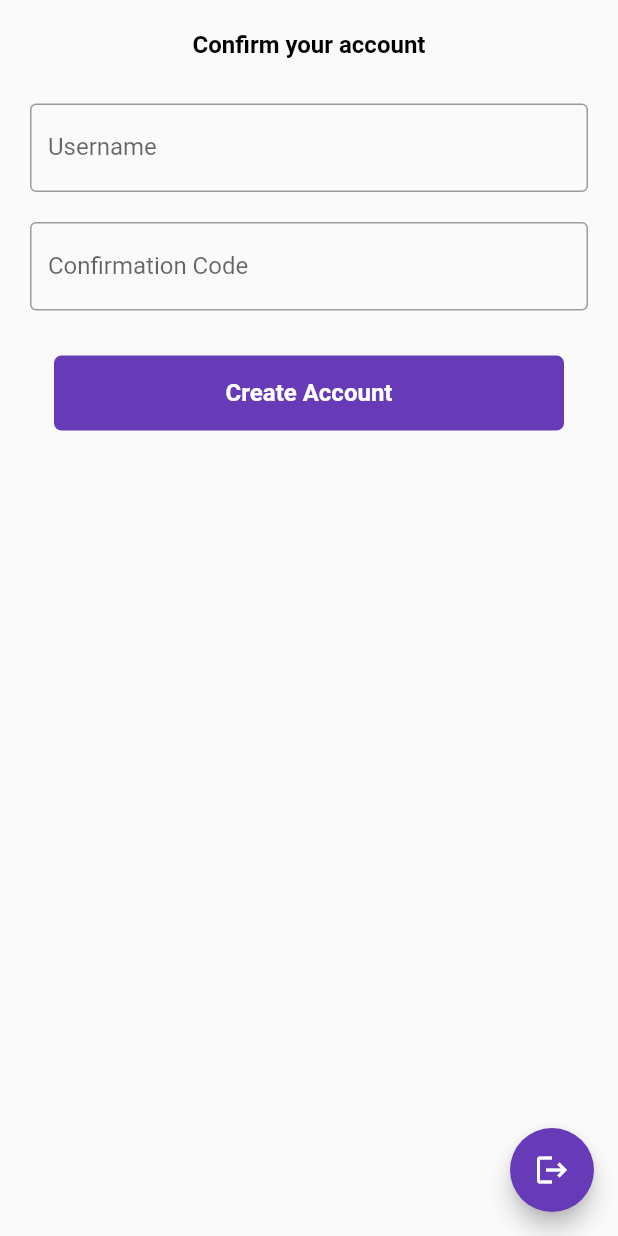
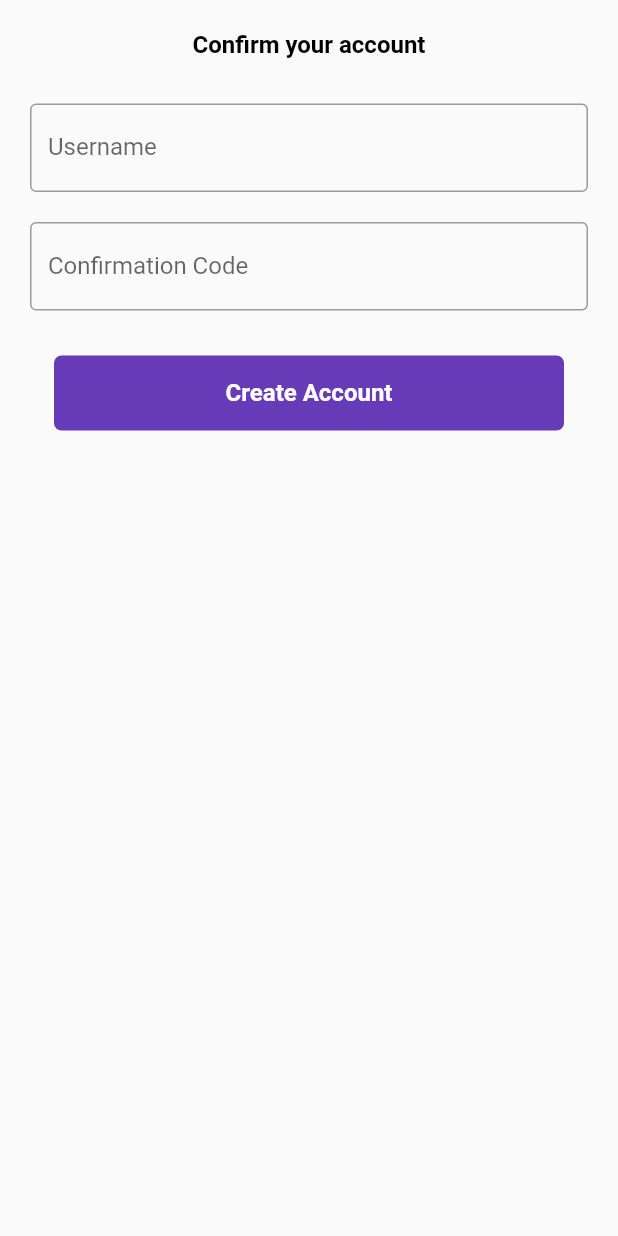
Before and after one commit to joshcalafell/wordsleuth-flutter, a Flutter app: the FormVerifyAccount widget shown alone on an empty page, opened directly, on a phone screen of 412 x 824 dp. Run offline on Flutter 3.47's test engine with Material 2 defaults, Android fonts, the phone set to English and light mode, and no system bars; our stand-ins replace easy_search_bar; missing offline and left inert: amplify_auth_cognito, amplify_flutter.

Commit message:
Refactor of verify account

```diff
--- a/lib/forms/form_verify_account.dart
+++ b/lib/forms/form_verify_account.dart
@@ -44,20 +44,11 @@ class _FormVerifyAccountState extends State<FormVerifyAccount> {
 
   @override
   Widget build(BuildContext context) {
-    return Scaffold(
-        body: Form(
+    return Form(
         key: _formKey,
-          child: Column(
-            children: <Widget>[
-              Column(
-                children: [
-                  Column(
-                    mainAxisAlignment: MainAxisAlignment.center,
-                    // ignore: prefer_const_literals_to_create_immutables
-                    children: [
+        child: Column(children: <Widget>[
           const Padding(
-                        padding:
-                            EdgeInsets.symmetric(horizontal: 20, vertical: 10),
+            padding: EdgeInsets.symmetric(horizontal: 20, vertical: 10),
           ),
           const Text(
             'Confirm your account',
@@ -68,17 +59,10 @@ class _FormVerifyAccountState extends State<FormVerifyAccount> {
             ),
           ),
           const Padding(
-                        padding:
-                            EdgeInsets.symmetric(horizontal: 20, vertical: 10),
+            padding: EdgeInsets.symmetric(horizontal: 20, vertical: 10),
           ),
-                    ],
-                  ),
-                  Column(
-                      mainAxisAlignment: MainAxisAlignment.center,
-                      children: [
           Padding(
-                          padding: const EdgeInsets.symmetric(
-                              horizontal: 20, vertical: 10),
+            padding: const EdgeInsets.symmetric(horizontal: 20, vertical: 10),
             child: TextFormField(
                 decoration: const InputDecoration(
                     border: OutlineInputBorder(),
@@ -97,8 +81,7 @@ class _FormVerifyAccountState extends State<FormVerifyAccount> {
                 }),
           ),
           Padding(
-                            padding: const EdgeInsets.symmetric(
-                                horizontal: 20, vertical: 10),
+              padding: const EdgeInsets.symmetric(horizontal: 20, vertical: 10),
               child: TextFormField(
                   validator: (value) {
                     if (value == null || value.isEmpty) {
@@ -116,14 +99,12 @@ class _FormVerifyAccountState extends State<FormVerifyAccount> {
                     labelText: 'Confirmation Code',
                   ))),
           const Padding(
-                          padding: EdgeInsets.symmetric(
-                              horizontal: 20, vertical: 10),
+            padding: EdgeInsets.symmetric(horizontal: 20, vertical: 10),
           ),
           MaterialButton(
             minWidth: double.tryParse('340'),
             height: 50,
-                          padding: const EdgeInsets.symmetric(
-                              horizontal: 40, vertical: 10),
+            padding: const EdgeInsets.symmetric(horizontal: 40, vertical: 10),
             onPressed: () {
               confirmUser(username, code);
               // Validate returns true if the form is valid, or false otherwise.
@@ -131,8 +112,7 @@ class _FormVerifyAccountState extends State<FormVerifyAccount> {
                 // If the form is valid, display a snackbar. In the real world,
                 // you'd often call a server or save the information in a database.
                 ScaffoldMessenger.of(context).showSnackBar(
-                                const SnackBar(
-                                    content: Text('Processing Data')),
+                  const SnackBar(content: Text('Processing Data')),
                 );
               }
             },
@@ -149,24 +129,7 @@ class _FormVerifyAccountState extends State<FormVerifyAccount> {
                 color: Colors.white,
               ),
             ),
-                        ),
-                      ]),
-                ],
           )
-            ],
-          ),
-        ),
-        floatingActionButton: FloatingActionButton(
-            onPressed: () {
-              // Validate returns true if the form is valid, or false otherwise.
-              Navigator.of(context).pop();
-
-              ScaffoldMessenger.of(context).showSnackBar(
-                const SnackBar(content: Text('Signing Out...')),
-              );
-            },
-            tooltip: 'Go back',
-            backgroundColor: Colors.deepPurple,
-            child: const Icon(Icons.logout)));
+        ]));
   }
 }
```
Lines whose indentation alone changed are shown as unchanged.
